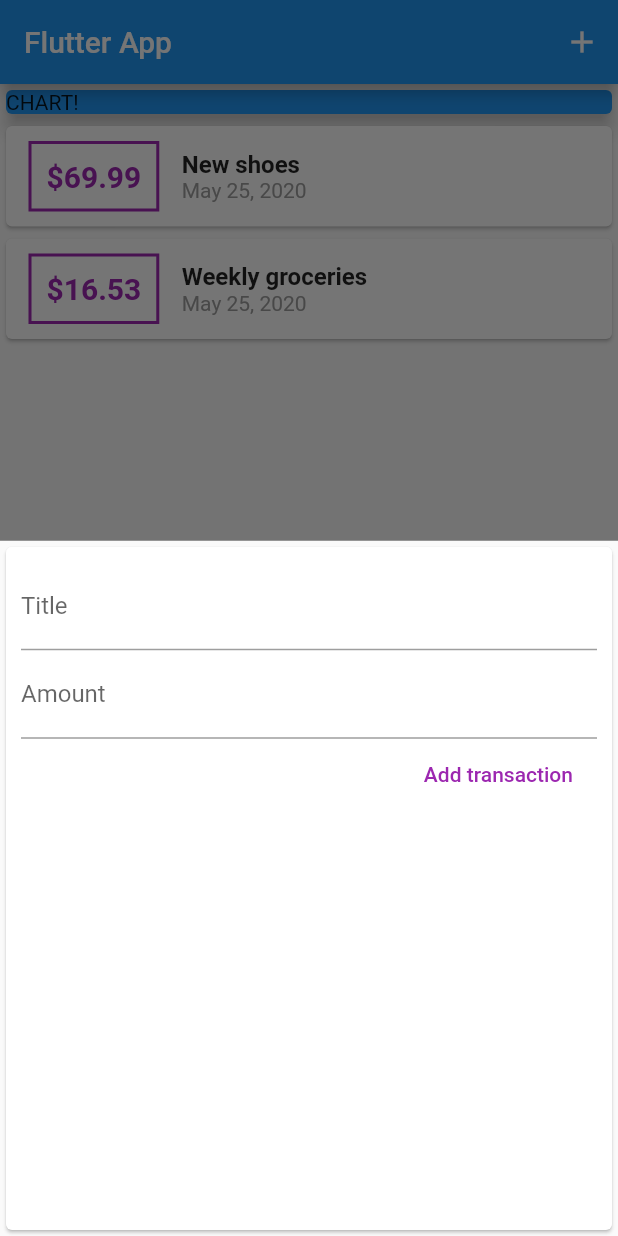
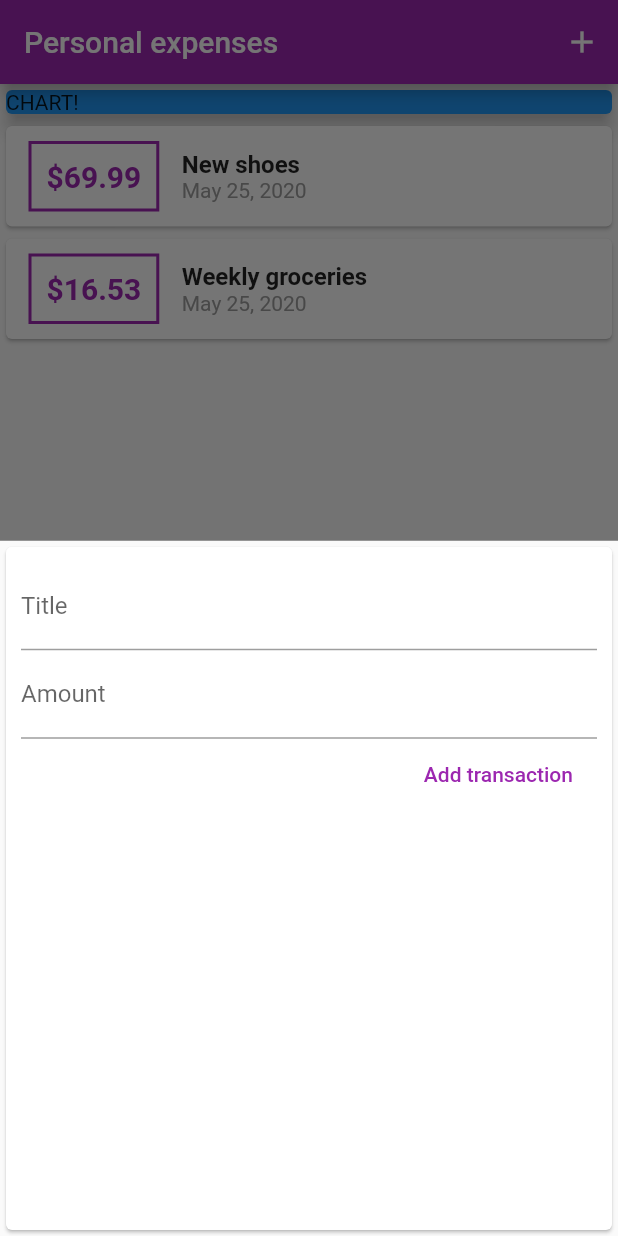
Before and after one commit to leosuncin/flutter_expense_app, a Flutter app: the screen it shows after launch, after a tap on the "add" icon, on a phone screen of 412 x 824 dp. Run offline on Flutter 3.47's test engine with Material 2 defaults, Android fonts, the phone set to English and light mode, and no system bars.

Commit message:
Configuring & using theme
FIX #1

```diff
--- a/lib/main.dart
+++ b/lib/main.dart
@@ -10,8 +10,12 @@ class MyApp extends StatelessWidget {
   @override
   Widget build(BuildContext context) {
     return MaterialApp(
-      title: 'Flutter App',
+      title: 'Personal expenses',
       home: MyHomePage(),
+      theme: ThemeData(
+        primarySwatch: Colors.purple,
+        accentColor: Colors.amber,
+      ),
     );
   }
 }
@@ -61,7 +65,7 @@ class _MyHomePageState extends State<MyHomePage> {
   Widget build(BuildContext context) {
     return Scaffold(
       appBar: AppBar(
-        title: Text('Flutter App'),
+        title: Text('Personal expenses'),
         actions: <Widget>[
           IconButton(
             icon: Icon(Icons.add),
--- a/lib/widgets/new_transaction.dart
+++ b/lib/widgets/new_transaction.dart
@@ -46,7 +46,7 @@ class _NewTransactionState extends State<NewTransaction> {
             ),
             FlatButton(
               child: Text('Add transaction'),
-              textColor: Colors.purple,
+              textColor: Theme.of(context).primaryColor,
               onPressed: handleSubmit,
             ),
           ],
--- a/lib/widgets/transaction_list.dart
+++ b/lib/widgets/transaction_list.dart
@@ -26,7 +26,7 @@ class TransactionList extends StatelessWidget {
                   ),
                   decoration: BoxDecoration(
                       border: Border.all(
-                    color: Colors.purple,
+                    color: Theme.of(context).primaryColor,
                     width: 2,
                   )),
                   padding: EdgeInsets.all(10),
@@ -35,7 +35,7 @@ class TransactionList extends StatelessWidget {
                     style: TextStyle(
                       fontWeight: FontWeight.bold,
                       fontSize: 20,
-                      color: Colors.purple,
+                      color: Theme.of(context).primaryColor,
                     ),
                   ),
                 ),
```
